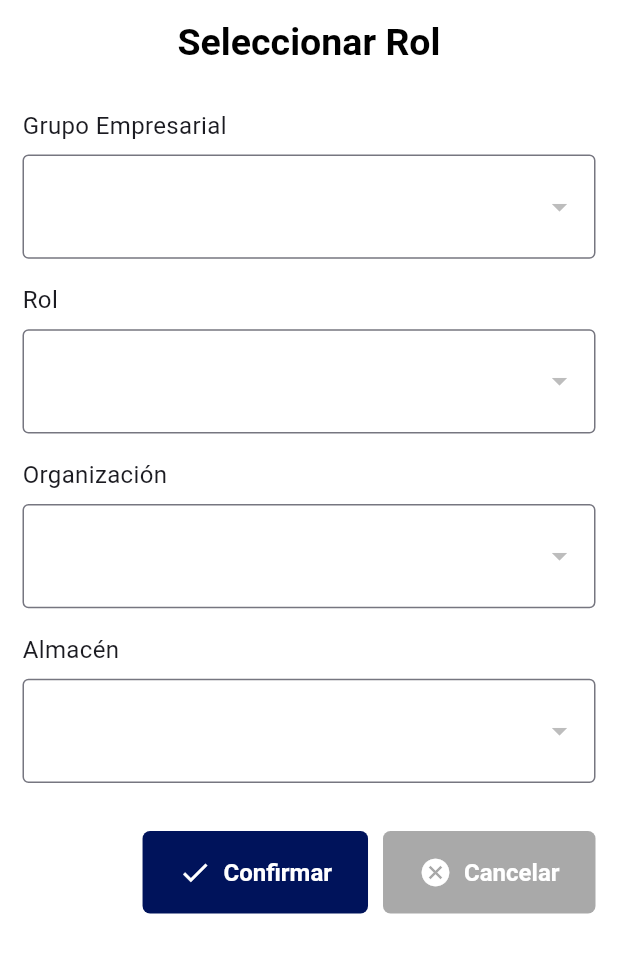
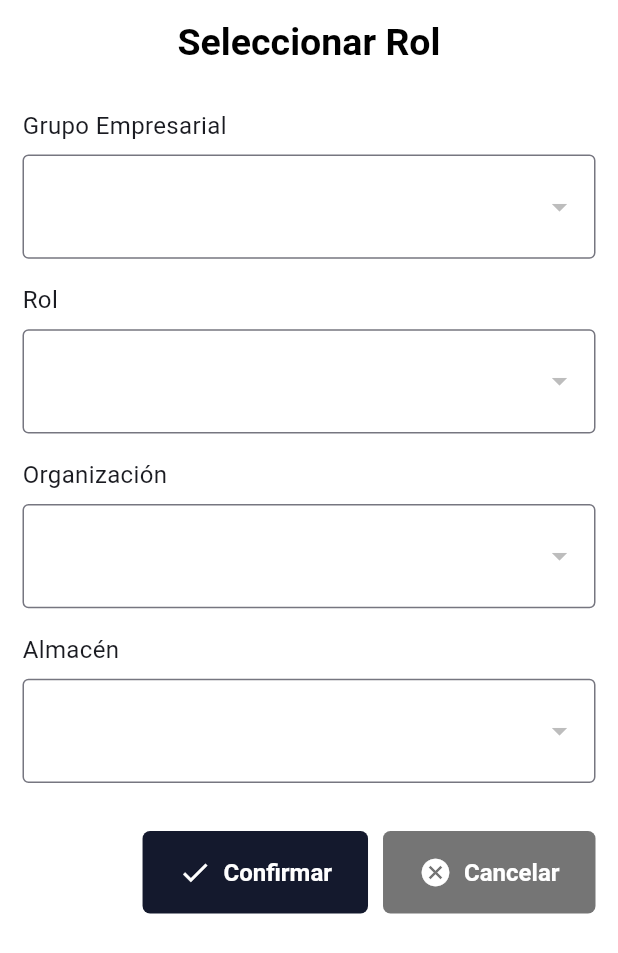
Before and after one commit to victorvelazquez/monalisa_app_001, a Flutter app: the AuthDataScreen screen opened by its route, on a phone screen of 412 x 824 dp. Shown: the top 953 px of the screen. Run offline on Flutter 3.47's test engine with Material 3 defaults, Android fonts, the phone set to English and light mode, and no system bars; our stand-ins replace dio, flutter_dotenv, flutter_riverpod, formz, go_router, google_fonts and 1 more; accounts and stored records are empty; project files that could hold a hidden picture were left out.

Commit message:
style: actualizar colores en el tema para botones y colorSeed

```diff
--- a/lib/config/theme/app_theme.dart
+++ b/lib/config/theme/app_theme.dart
@@ -3,11 +3,10 @@ import 'package:google_fonts/google_fonts.dart';
 
 const scaffoldBackgroundColor = Colors.white;
 final backgroundColor = Colors.grey[300];
-const colorSeed = Color.fromRGBO(0, 19, 91, 1);
-
-const cancelButtonColor = Color.fromRGBO(169, 169, 169, 1);
-const editButtonColor = Color.fromRGBO(255, 193, 7, 1);
-const deleteButtonColor = Color.fromRGBO(244, 67, 54, 1);
+const colorSeed = Color.fromRGBO(20, 25, 45, 1);
+const editButtonColor = Color.fromRGBO(255, 170, 0, 1);
+const deleteButtonColor = Color.fromRGBO(200, 30, 30, 1);
+final cancelButtonColor = Colors.grey[600];
 
 class AppTheme {
   ThemeData getTheme() => ThemeData(
```
